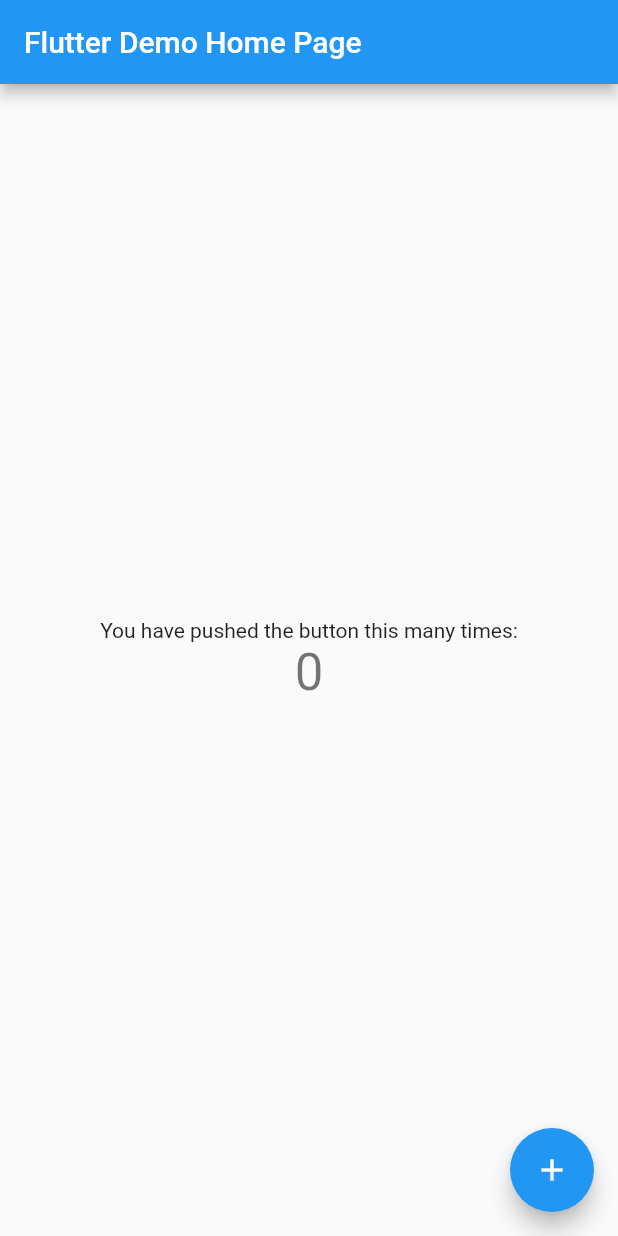
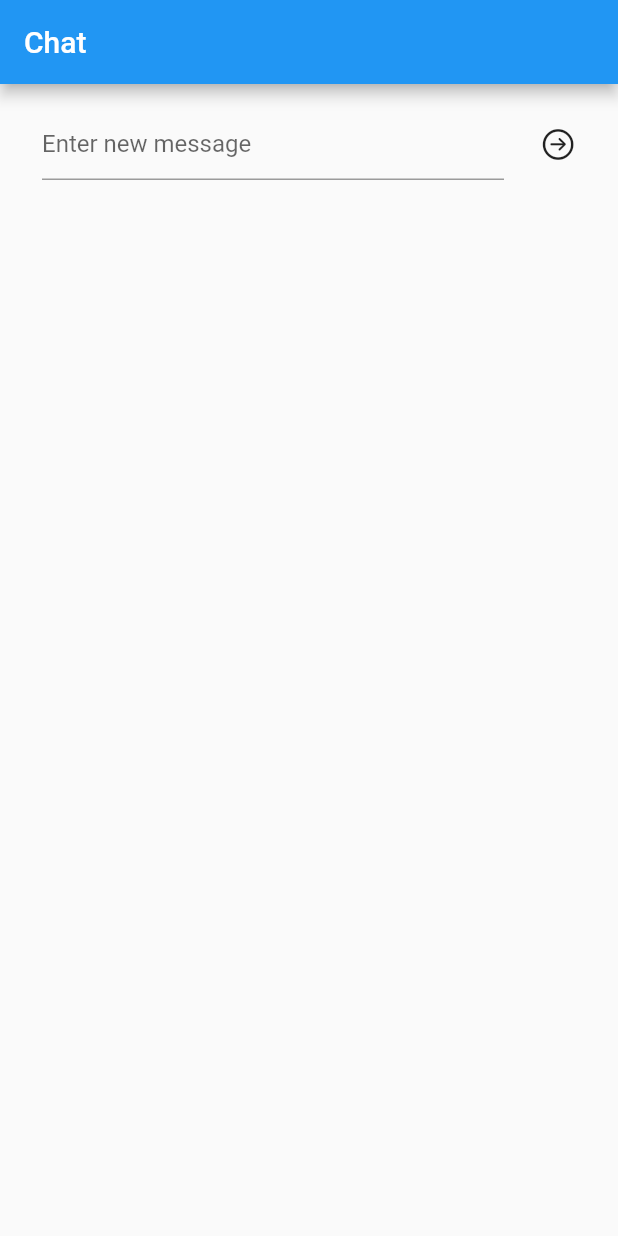
Before and after one commit to blessed-sibanda/flutter-chat-app, a Flutter app: the screen it shows after launch, on a phone screen of 412 x 824 dp. Run offline on Flutter 3.47's test engine with Material 2 defaults, Android fonts, the phone set to English and light mode, and no system bars.

Commit message:
create message-list

```diff
--- a/lib/main.dart
+++ b/lib/main.dart
@@ -1,6 +1,9 @@
+import 'package:chat/ui/message_list.dart';
 import 'package:flutter/material.dart';
 
-void main() {
+Future<void> main() async {
+  WidgetsFlutterBinding.ensureInitialized();
+  // TODO: Add Firebase Initialization
   runApp(const MyApp());
 }
 
@@ -9,59 +12,13 @@ class MyApp extends StatelessWidget {
 
   @override
   Widget build(BuildContext context) {
+    // TODO: Add MultiProvider
     return MaterialApp(
-      title: 'Flutter Demo',
-      theme: ThemeData(
-        primarySwatch: Colors.blue,
-      ),
-      home: const MyHomePage(title: 'Flutter Demo Home Page'),
+      debugShowCheckedModeBanner: false,
+      title: 'Chat',
+      theme: ThemeData(primarySwatch: Colors.blue),
+      // TODO: Add Consumer<UserDao> here
+      home: const MessageList(),
     );
   }
 }
-
-class MyHomePage extends StatefulWidget {
-  const MyHomePage({Key? key, required this.title}) : super(key: key);
-
-  final String title;
-
-  @override
-  State<MyHomePage> createState() => _MyHomePageState();
-}
-
-class _MyHomePageState extends State<MyHomePage> {
-  int _counter = 0;
-
-  void _incrementCounter() {
-    setState(() {
-      _counter++;
-    });
-  }
-
-  @override
-  Widget build(BuildContext context) {
-    return Scaffold(
-      appBar: AppBar(
-        title: Text(widget.title),
-      ),
-      body: Center(
-        child: Column(
-          mainAxisAlignment: MainAxisAlignment.center,
-          children: <Widget>[
-            const Text(
-              'You have pushed the button this many times:',
-            ),
-            Text(
-              '$_counter',
-              style: Theme.of(context).textTheme.headline4,
-            ),
-          ],
-        ),
-      ),
-      floatingActionButton: FloatingActionButton(
-        onPressed: _incrementCounter,
-        tooltip: 'Increment',
-        child: const Icon(Icons.add),
-      ),
-    );
-  }
-}
--- /dev/null
+++ b/lib/ui/message_list.dart
@@ -0,0 +1,108 @@
+import 'package:flutter/cupertino.dart';
+import 'package:flutter/material.dart';
+
+class MessageList extends StatefulWidget {
+  const MessageList({Key? key}) : super(key: key);
+
+  @override
+  _MessageListState createState() => _MessageListState();
+}
+
+class _MessageListState extends State<MessageList> {
+  final TextEditingController _messageController = TextEditingController();
+  final ScrollController _scrollController = ScrollController();
+  // TODO: Add Email String
+
+  String _message = '';
+
+  bool _canSendMessage = false;
+
+  @override
+  void initState() {
+    _messageController.addListener(() {
+      setState(() {
+        _message = _messageController.text;
+        _canSendMessage = _message.isNotEmpty;
+      });
+    });
+    super.initState();
+  }
+
+  @override
+  void dispose() {
+    _messageController.dispose();
+    super.dispose();
+  }
+
+  @override
+  Widget build(BuildContext context) {
+    WidgetsBinding.instance!.addPostFrameCallback((_) => _scrollToBottom());
+    // TODO: Add MessageDao
+
+    // TODO: Add UserDao
+
+    return Scaffold(
+      appBar: AppBar(
+        title: const Text('Chat'),
+        // TODO: Replace with actions
+      ),
+      body: Padding(
+        padding: const EdgeInsets.all(16.0),
+        child: Column(
+          children: [
+            // TODO: Add Message DAO to _getMessageList
+            _getMessageList(),
+            Row(
+              mainAxisAlignment: MainAxisAlignment.spaceBetween,
+              children: [
+                Flexible(
+                  child: Padding(
+                    padding: const EdgeInsets.symmetric(horizontal: 12.0),
+                    child: TextField(
+                      keyboardType: TextInputType.text,
+                      controller: _messageController,
+                      onSubmitted: (input) {
+                        // TODO: Add Message DAO 1
+                        _sendMessage();
+                      },
+                      decoration:
+                          const InputDecoration(hintText: 'Enter new message'),
+                    ),
+                  ),
+                ),
+                IconButton(
+                  icon: Icon(_canSendMessage
+                      ? CupertinoIcons.arrow_right_circle_fill
+                      : CupertinoIcons.arrow_right_circle),
+                  onPressed: () {
+                    // TODO: Add Message DAO 2
+                    _sendMessage();
+                  },
+                )
+              ],
+            ),
+            Text(_message),
+          ],
+        ),
+      ),
+    );
+  }
+
+  // TODO: Replace _sendMessage
+  void _sendMessage() {}
+
+  // TODO: Replace _getMessageList
+  Widget _getMessageList() {
+    return const SizedBox.shrink();
+  }
+
+  // TODO: Add _buildList
+
+  // TODO: Add _buildListItem
+
+  void _scrollToBottom() {
+    if (_scrollController.hasClients) {
+      _scrollController.jumpTo(_scrollController.position.maxScrollExtent);
+    }
+  }
+}
```
